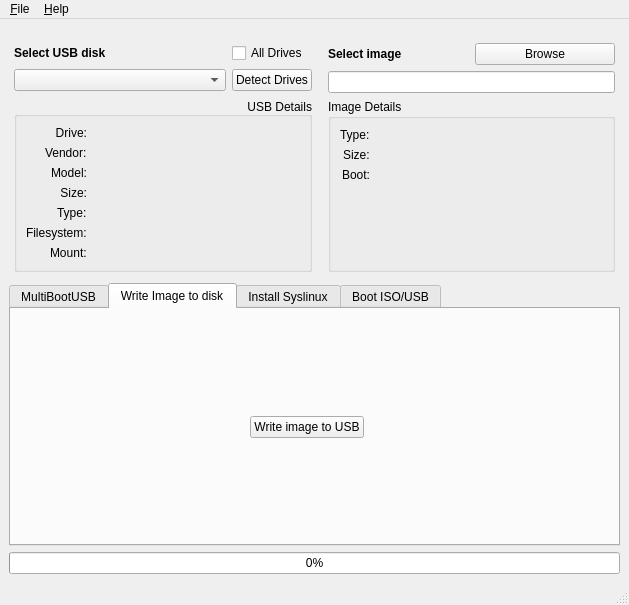
Qt form scripts/gui/multibootusb.ui (mbusb/multibootusb) before a commit.
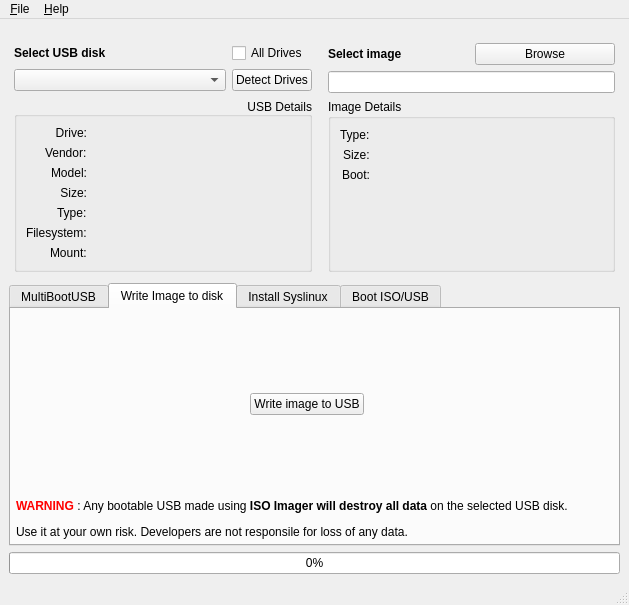
The same form after that commit. The open tabs and pages were chosen to show the change. Icons and pictures are not drawn.

Diff of the .ui file:
```diff
--- a/scripts/gui/multibootusb.ui
+++ b/scripts/gui/multibootusb.ui
@@ -560,6 +560,16 @@
             </property>
            </spacer>
           </item>
+          <item row="3" column="0" colspan="3">
+           <widget class="QLabel" name="label_waning">
+            <property name="text">
+             <string>&lt;html&gt;&lt;head/&gt;&lt;body&gt;&lt;p align=&quot;justify&quot;&gt;&lt;span style=&quot; font-weight:600; color:#ff0000;&quot;&gt;WARNING&lt;/span&gt; : Any bootable USB made using&lt;span style=&quot; font-weight:600;&quot;&gt; ISO Imager will destroy all data &lt;/span&gt;on the selected USB disk. &lt;/p&gt;&lt;p align=&quot;justify&quot;&gt;Use it at your own risk. Developers are not responsile for loss of any data.&lt;/p&gt;&lt;/body&gt;&lt;/html&gt;</string>
+            </property>
+            <property name="wordWrap">
+             <bool>false</bool>
+            </property>
+           </widget>
+          </item>
          </layout>
         </item>
        </layout>
```
Left out of the diff: 4 changed lines with no effect on the pictures. Lines whose indentation alone changed are shown as unchanged.
